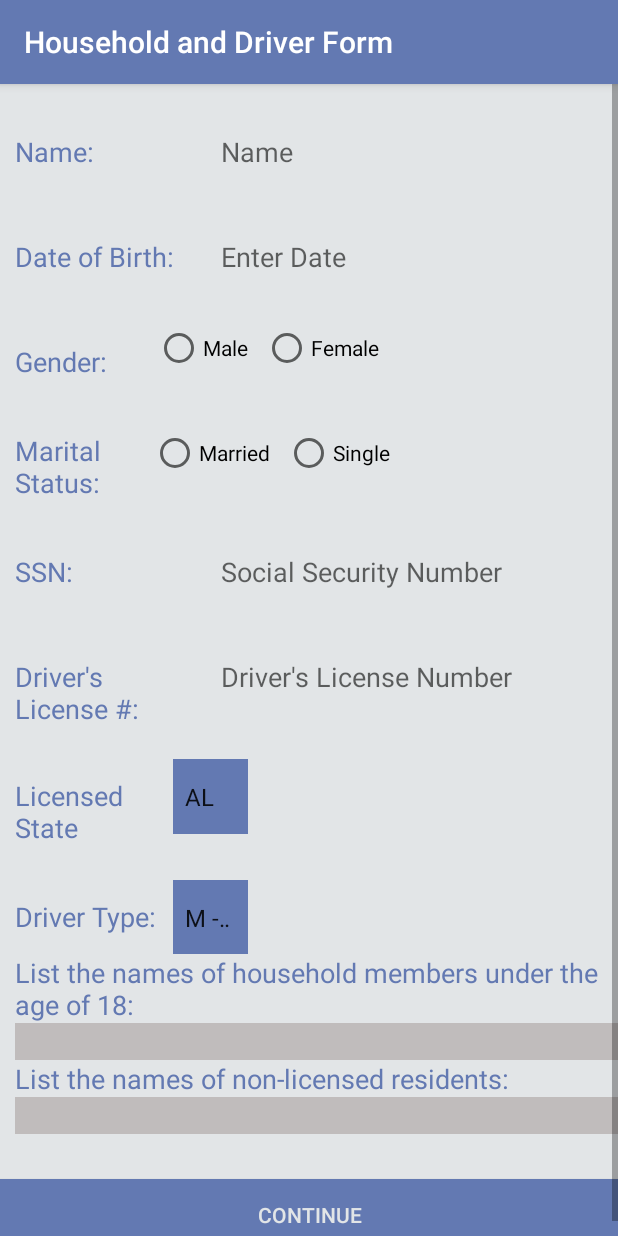
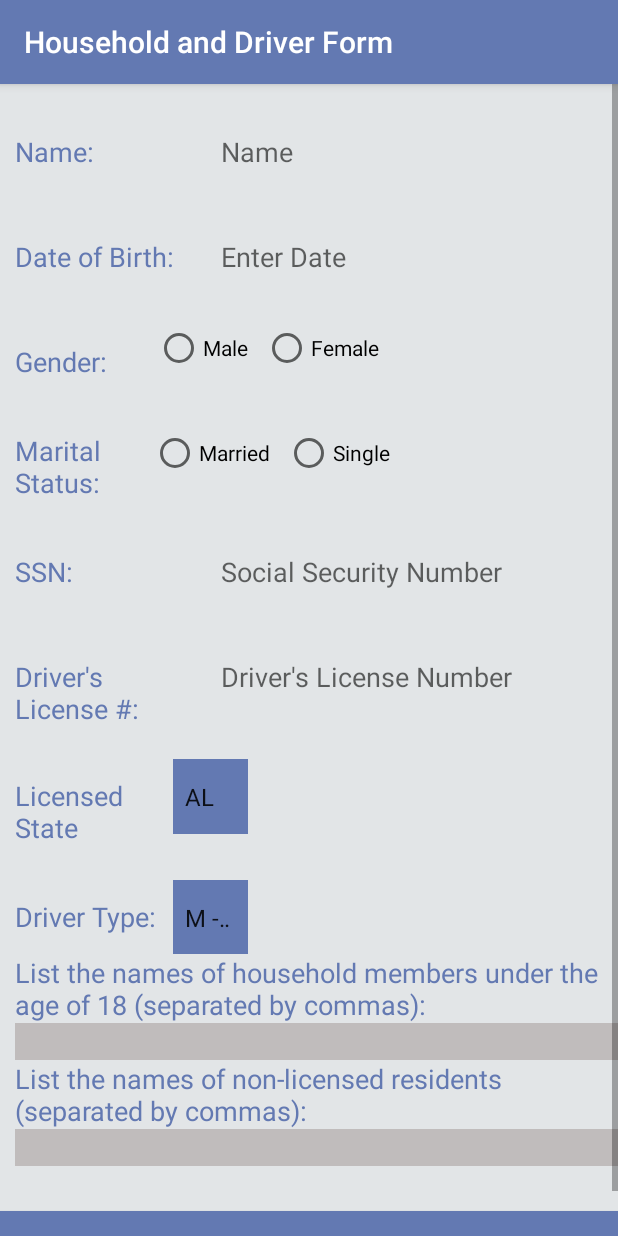
Before and after one commit to Tykota/RagtagGroupInsurance, an Android app: the DriverHouseholdForm screen opened directly, with no data from a screen before it, on a phone screen of 412 x 824 dp. Run offline under Robolectric (Android 15) with nearby library versions, the phone set to English and light mode, and no system bars.

Commit message:
Updated DriverHouseholdForm

```diff
--- a/InsuranceWizardsApp/app/src/main/java/com/capstone/insuranceapp/DriverHouseholdForm.java
+++ b/InsuranceWizardsApp/app/src/main/java/com/capstone/insuranceapp/DriverHouseholdForm.java
@@ -4,12 +4,17 @@ import android.app.DatePickerDialog;
 import android.content.Intent;
 import android.support.v7.app.AppCompatActivity;
 import android.os.Bundle;
+import android.text.Editable;
 import android.text.InputType;
+import android.text.TextWatcher;
+import android.util.Log;
 import android.view.View;
 import android.widget.AdapterView;
 import android.widget.Button;
 import android.widget.DatePicker;
 import android.widget.EditText;
+import android.widget.RadioButton;
+import android.widget.RadioGroup;
 import android.widget.Spinner;
 
 import java.util.Calendar;
@@ -18,15 +23,114 @@ public class DriverHouseholdForm extends AppCompatActivity {
 
     private Spinner stateSpinner, driverTypeSpinner;
     private boolean stateSelectedStatus = false, driverTypeSelectedStatus = false;
-    private String stateSelected, driverTypeSelected;
+    private String stateSelected, driverTypeSelected, genderSelected, maritalSelected, name;
+    private String dateOfBirth, ssn, driversLicenseNum, namesUnder18, namesNonLicensed;
     private DatePickerDialog datePicker;
-    private EditText dateOfBirth;
+    private EditText dateOfBirthET, nameET, ssnET, driversLicenseET, namesUnder18ET, namesNonLicensedET;
     private Button continueBtn;
+    private RadioButton maleRB, femaleRB, marriedRB, singleRB;
 
     @Override
     protected void onCreate(Bundle savedInstanceState) {
         super.onCreate(savedInstanceState);
         setContentView(R.layout.activity_driver_household_form);
+
+        // add listener to editTexts
+        nameET = findViewById(R.id.name);
+        nameET.addTextChangedListener(new TextWatcher() {
+            @Override
+            public void beforeTextChanged(CharSequence s, int start, int count, int after) {
+
+            }
+
+            @Override
+            public void onTextChanged(CharSequence s, int start, int before, int count) {
+
+            }
+
+            @Override
+            public void afterTextChanged(Editable s) {
+                name = s.toString();
+            }
+        });
+
+        driversLicenseET = findViewById(R.id.driverLicenseNum);
+        driversLicenseET.addTextChangedListener(new TextWatcher() {
+            @Override
+            public void beforeTextChanged(CharSequence s, int start, int count, int after) {
+
+            }
+
+            @Override
+            public void onTextChanged(CharSequence s, int start, int before, int count) {
+
+            }
+
+            @Override
+            public void afterTextChanged(Editable s) {
+                driversLicenseNum = s.toString();
+            }
+        });
+
+        ssnET = findViewById(R.id.SSN);
+        ssnET.addTextChangedListener(new TextWatcher() {
+            @Override
+            public void beforeTextChanged(CharSequence s, int start, int count, int after) {
+
+            }
+
+            @Override
+            public void onTextChanged(CharSequence s, int start, int before, int count) {
+
+            }
+
+            @Override
+            public void afterTextChanged(Editable s) {
+                ssn = s.toString();
+            }
+        });
+
+        namesUnder18ET = findViewById(R.id.names_under18);
+        namesUnder18ET.addTextChangedListener(new TextWatcher() {
+            @Override
+            public void beforeTextChanged(CharSequence s, int start, int count, int after) {
+
+            }
+
+            @Override
+            public void onTextChanged(CharSequence s, int start, int before, int count) {
+
+            }
+
+            @Override
+            public void afterTextChanged(Editable s) {
+                namesUnder18 = s.toString();
+            }
+        });
+
+        namesNonLicensedET = findViewById(R.id.names_nonLicensed);
+        namesNonLicensedET.addTextChangedListener(new TextWatcher() {
+            @Override
+            public void beforeTextChanged(CharSequence s, int start, int count, int after) {
+
+            }
+
+            @Override
+            public void onTextChanged(CharSequence s, int start, int before, int count) {
+
+            }
+
+            @Override
+            public void afterTextChanged(Editable s) {
+                namesNonLicensed = s.toString();
+            }
+        });
+
+        // define radio buttons
+        maleRB = findViewById(R.id.male);
+        femaleRB = findViewById(R.id.female);
+        marriedRB = findViewById(R.id.married);
+        singleRB = findViewById(R.id.single);
 
         // add listener to spinners
         stateSpinner = findViewById(R.id.stateSpinner);
@@ -58,9 +162,9 @@ public class DriverHouseholdForm extends AppCompatActivity {
         });
 
         // set up date of birth date picker
-        dateOfBirth = findViewById(R.id.dob);
-        dateOfBirth.setInputType(InputType.TYPE_NULL);
-        dateOfBirth.setOnClickListener(new View.OnClickListener(){
+        dateOfBirthET = findViewById(R.id.dob);
+        dateOfBirthET.setInputType(InputType.TYPE_NULL);
+        dateOfBirthET.setOnClickListener(new View.OnClickListener(){
             @Override
             public void onClick(View view){
                 final Calendar cal = Calendar.getInstance();
@@ -68,10 +172,11 @@ public class DriverHouseholdForm extends AppCompatActivity {
                 int month = cal.get(Calendar.MONTH);
                 int year = cal.get(Calendar.YEAR);
 
-                datePicker = new DatePickerDialog(DriverHouseholdForm.this, new DatePickerDialog.OnDateSetListener() {
+                datePicker = new DatePickerDialog(DriverHouseholdForm.this, android.R.style.Theme_Holo_Dialog, new DatePickerDialog.OnDateSetListener() {
                     @Override
                     public void onDateSet(DatePicker view, int year, int month, int dayOfMonth) {
-                        dateOfBirth.setText(dayOfMonth + "/" +(month + 1) + "/" + year);
+                        dateOfBirthET.setText(dayOfMonth + "/" +(month + 1) + "/" + year);
+                        dateOfBirth = (dayOfMonth + "/" +(month + 1) + "/" + year);
                     }
                 }, year, month, day);
                 datePicker.show();
--- a/InsuranceWizardsApp/app/src/main/res/layout/activity_driver_household_form.xml
+++ b/InsuranceWizardsApp/app/src/main/res/layout/activity_driver_household_form.xml
@@ -41,10 +41,10 @@
                 <TextView
                     android:layout_width="0dp"
                     android:layout_height="50dp"
-                    android:layout_marginRight="10dp"
+                    android:layout_marginEnd="10dp"
                     android:layout_weight="0.6"
                     android:gravity="center_vertical"
-                    android:paddingLeft="10dp"
+                    android:paddingStart="10dp"
                     android:text="@string/name_field"
                     android:textColor="@color/colorPrimary"
                     android:textSize="18sp" />
@@ -53,12 +53,13 @@
                     android:id="@+id/name"
                     android:layout_width="0dp"
                     android:layout_height="50dp"
-                    android:layout_marginLeft="10dp"
+                    android:layout_marginStart="10dp"
                     android:layout_weight="1.4"
                     android:background="@color/colorAccent"
                     android:hint="@string/name_hint"
-                    android:imeOptions="actionDone"                    android:inputType="textNoSuggestions|textVisiblePassword"
-                    android:paddingLeft="10dp"
+                    android:imeOptions="actionDone"
+                    android:inputType="textNoSuggestions|textVisiblePassword"
+                    android:paddingStart="10dp"
                     android:singleLine="true"
                     android:textColor="@color/colorPrimary" />
             </LinearLayout>
@@ -74,10 +75,10 @@
                 <TextView
                     android:layout_width="0dp"
                     android:layout_height="50dp"
-                    android:layout_marginRight="10dp"
+                    android:layout_marginEnd="10dp"
                     android:layout_weight="0.6"
                     android:gravity="center_vertical"
-                    android:paddingLeft="10dp"
+                    android:paddingStart="10dp"
                     android:text="@string/date_of_birth_field"
                     android:textColor="@color/colorPrimary"
                     android:textSize="18sp" />
@@ -86,11 +87,12 @@
                     android:id="@+id/dob"
                     android:layout_width="0dp"
                     android:layout_height="50dp"
-                    android:layout_marginLeft="10dp"
+                    android:layout_marginStart="10dp"
                     android:layout_weight="1.4"
                     android:background="@color/colorAccent"
                     android:hint="@string/enter_date_hint"
-                    android:imeOptions="actionDone"                    android:paddingLeft="10dp"
+                    android:imeOptions="actionDone"
+                    android:paddingStart="10dp"
                     android:singleLine="true"
                     android:textColor="@color/colorPrimary" />
             </LinearLayout>
@@ -106,10 +108,10 @@
                 <TextView
                     android:layout_width="10dp"
                     android:layout_height="50dp"
-                    android:layout_marginRight="10dp"
+                    android:layout_marginEnd="10dp"
                     android:layout_weight="0.6"
                     android:gravity="center_vertical"
-                    android:paddingLeft="10dp"
+                    android:paddingStart="10dp"
                     android:text="@string/gender_field"
                     android:textColor="@color/colorPrimary"
                     android:textSize="18sp" />
@@ -118,23 +120,23 @@
                     android:id="@+id/radioGroupGender"
                     android:layout_width="wrap_content"
                     android:layout_height="wrap_content"
-                    android:layout_marginLeft="10dp"
+                    android:layout_marginStart="10dp"
                     android:layout_weight="1.4"
                     android:orientation="horizontal"
-                    android:paddingLeft="10dp">
+                    android:paddingStart="10dp">
 
                     <RadioButton
                         android:id="@+id/male"
                         android:layout_width="wrap_content"
                         android:layout_height="wrap_content"
-                        android:paddingRight="10dp"
+                        android:paddingEnd="10dp"
                         android:text="@string/male_rbtn" />
 
                     <RadioButton
                         android:id="@+id/female"
                         android:layout_width="wrap_content"
                         android:layout_height="wrap_content"
-                        android:paddingRight="10dp"
+                        android:paddingEnd="10dp"
                         android:text="@string/female_rbtn" />
                 </RadioGroup>
             </LinearLayout>
@@ -150,10 +152,10 @@
                 <TextView
                     android:layout_width="10dp"
                     android:layout_height="50dp"
-                    android:layout_marginRight="10dp"
+                    android:layout_marginEnd="10dp"
                     android:layout_weight="0.6"
                     android:gravity="center_vertical"
-                    android:paddingLeft="10dp"
+                    android:paddingStart="10dp"
                     android:text="@string/marital_status_field"
                     android:textColor="@color/colorPrimary"
                     android:textSize="18sp" />
@@ -162,16 +164,16 @@
                     android:id="@+id/radioGroupMaritalStatus"
                     android:layout_width="wrap_content"
                     android:layout_height="wrap_content"
-                    android:layout_marginLeft="10dp"
+                    android:layout_marginStart="10dp"
                     android:layout_weight="1.4"
                     android:orientation="horizontal"
-                    android:paddingLeft="10dp">
+                    android:paddingStart="10dp">
 
                     <RadioButton
                         android:id="@+id/married"
                         android:layout_width="wrap_content"
                         android:layout_height="wrap_content"
-                        android:paddingRight="10dp"
+                        android:paddingEnd="10dp"
                         android:text="@string/married_rbtn" />
 <!--
                     <RadioButton
@@ -191,7 +193,7 @@
                         android:id="@+id/single"
                         android:layout_width="wrap_content"
                         android:layout_height="wrap_content"
-                        android:paddingRight="10dp"
+                        android:paddingEnd="10dp"
                         android:text="@string/single_rbtn" />
                 </RadioGroup>
             </LinearLayout>
@@ -207,10 +209,10 @@
                 <TextView
                     android:layout_width="0dp"
                     android:layout_height="50dp"
-                    android:layout_marginRight="10dp"
+                    android:layout_marginEnd="10dp"
                     android:layout_weight="0.6"
                     android:gravity="center_vertical"
-                    android:paddingLeft="10dp"
+                    android:paddingStart="10dp"
                     android:text="@string/ssn_field"
                     android:textColor="@color/colorPrimary"
                     android:textSize="18sp" />
@@ -219,12 +221,13 @@
                     android:id="@+id/SSN"
                     android:layout_width="0dp"
                     android:layout_height="50dp"
-                    android:layout_marginLeft="10dp"
+                    android:layout_marginStart="10dp"
                     android:layout_weight="1.4"
                     android:background="@color/colorAccent"
                     android:hint="@string/ssn_hint"
-                    android:imeOptions="actionDone"                    android:inputType="number"
-                    android:paddingLeft="10dp"
+                    android:imeOptions="actionDone"
+                    android:inputType="number"
+                    android:paddingStart="10dp"
                     android:singleLine="true"
                     android:textColor="@color/colorPrimary" />
             </LinearLayout>
@@ -240,10 +243,10 @@
                 <TextView
                     android:layout_width="0dp"
                     android:layout_height="60dp"
-                    android:layout_marginRight="10dp"
+                    android:layout_marginEnd="10dp"
                     android:layout_weight="0.6"
                     android:gravity="center_vertical"
-                    android:paddingLeft="10dp"
+                    android:paddingStart="10dp"
                     android:text="@string/drivers_license_field"
                     android:textColor="@color/colorPrimary"
                     android:textSize="18sp" />
@@ -252,12 +255,13 @@
                     android:id="@+id/driverLicenseNum"
                     android:layout_width="0dp"
                     android:layout_height="50dp"
-                    android:layout_marginLeft="10dp"
+                    android:layout_marginStart="10dp"
                     android:layout_weight="1.4"
                     android:background="@color/colorAccent"
                     android:hint="@string/driverlicense_hint"
-                    android:imeOptions="actionDone"                    android:inputType="number"
-                    android:paddingLeft="10dp"
+                    android:imeOptions="actionDone"
+                    android:inputType="number"
+                    android:paddingStart="10dp"
                     android:singleLine="true"
                     android:textColor="@color/colorPrimary" />
             </LinearLayout>
@@ -273,10 +277,10 @@
                 <TextView
                     android:layout_width="0dp"
                     android:layout_height="60dp"
-                    android:layout_marginRight="10dp"
+                    android:layout_marginEnd="10dp"
                     android:layout_weight="0.6"
                     android:gravity="center_vertical"
-                    android:paddingLeft="10dp"
+                    android:paddingStart="10dp"
                     android:text="@string/licensed_state_field"
                     android:textColor="@color/colorPrimary"
                     android:textSize="18sp" />
@@ -285,7 +289,8 @@
                     android:id="@+id/stateSpinner"
                     android:layout_width="50dp"
                     android:layout_height="50dp"
-                    android:background="@color/colorPrimary"                    android:entries="@array/state_codes"
+                    android:background="@color/colorPrimary"
+                    android:entries="@array/state_codes"
                     android:prompt="@string/state"/>
             </LinearLayout>
 
@@ -300,10 +305,10 @@
                 <TextView
                     android:layout_width="0dp"
                     android:layout_height="50dp"
-                    android:layout_marginRight="10dp"
+                    android:layout_marginEnd="10dp"
                     android:layout_weight="0.6"
                     android:gravity="center_vertical"
-                    android:paddingLeft="10dp"
+                    android:paddingStart="10dp"
                     android:text="@string/driver_type_field"
                     android:textColor="@color/colorPrimary"
                     android:textSize="18sp" />
@@ -321,10 +326,10 @@
             <TextView
                 android:layout_width="match_parent"
                 android:layout_height="wrap_content"
-                android:layout_marginRight="10dp"
+                android:layout_marginEnd="10dp"
                 android:layout_weight="0.6"
                 android:gravity="center_vertical"
-                android:paddingLeft="10dp"
+                android:paddingStart="10dp"
                 android:text="@string/under18_field"
                 android:textColor="@color/colorPrimary"
                 android:textSize="18sp" />
@@ -333,22 +338,22 @@
                 android:id="@+id/names_under18"
                 android:layout_width="match_parent"
                 android:layout_height="wrap_content"
-                android:layout_marginLeft="10dp"
+                android:layout_marginStart="10dp"
                 android:layout_weight="1.4"
                 android:background="#C0BCBC"
                 android:imeOptions="actionDone"
                 android:inputType="textNoSuggestions"
-                android:paddingLeft="10dp"
+                android:paddingStart="10dp"
                 android:textColor="@color/colorPrimary" />
 
 
             <TextView
                 android:layout_width="match_parent"
                 android:layout_height="wrap_content"
-                android:layout_marginRight="10dp"
+                android:layout_marginEnd="10dp"
                 android:layout_weight="0.6"
                 android:gravity="center_vertical"
-                android:paddingLeft="10dp"
+                android:paddingStart="10dp"
                 android:text="@string/names_nonLicensed_field"
                 android:textColor="@color/colorPrimary"
                 android:textSize="18sp" />
@@ -357,11 +362,12 @@
                 android:id="@+id/names_nonLicensed"
                 android:layout_width="match_parent"
                 android:layout_height="wrap_content"
-                android:layout_marginLeft="10dp"
+                android:layout_marginStart="10dp"
                 android:layout_weight="1.4"
                 android:background="#C0BCBC"
-                android:imeOptions="actionDone"                android:inputType="textNoSuggestions"
-                android:paddingLeft="10dp"
+                android:imeOptions="actionDone"
+                android:inputType="textNoSuggestions"
+                android:paddingStart="10dp"
                 android:textColor="@color/colorPrimary" />
 
             <Button
--- a/InsuranceWizardsApp/app/src/main/res/values/strings.xml
+++ b/InsuranceWizardsApp/app/src/main/res/values/strings.xml
@@ -16,8 +16,8 @@
     <string name="driverlicense_hint">Driver\'s License Number</string>
     <string name="licensed_state_field">Licensed State</string>
     <string name="driver_type_field">Driver Type:</string>
-    <string name="under18_field">List the names of household members under the age of 18:</string>
-    <string name="names_nonLicensed_field">List the names of non-licensed residents:</string>
+    <string name="under18_field">List the names of household members under the age of 18 (separated by commas):</string>
+    <string name="names_nonLicensed_field">List the names of non-licensed residents (separated by commas):</string>
     <string name="continuebtn">Continue</string>
     <string name="enter_date_hint">Enter Date</string>
     <string name="male_rbtn">Male</string>
```
